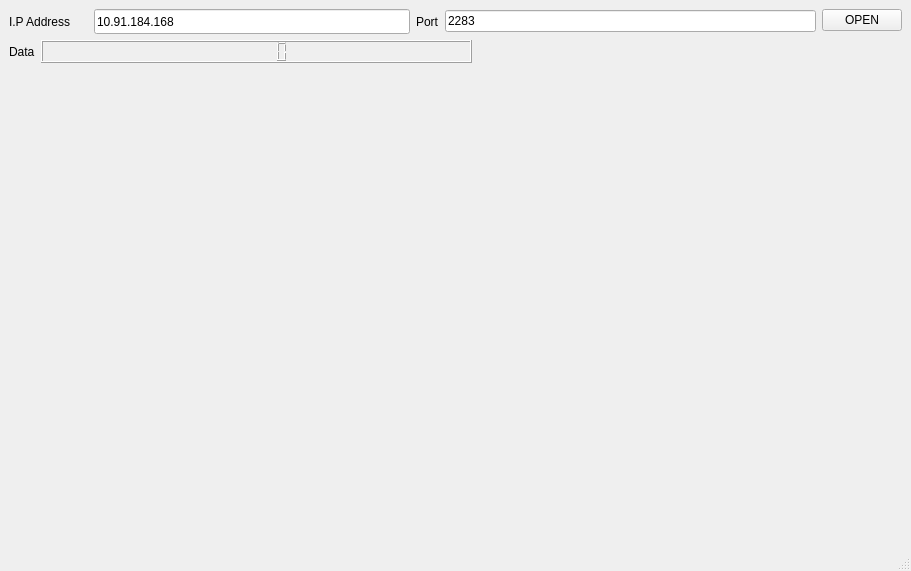
Old version of the form mainwindow.ui in the repository alextran1502/GraphTM4C_QT.
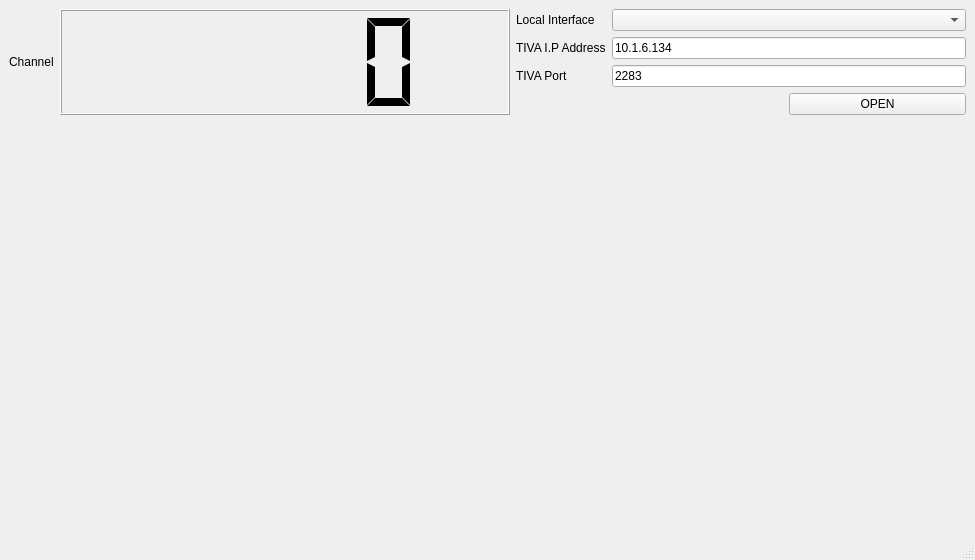
New version of the form.

What changed in the file:
```diff
--- a/mainwindow.ui
+++ b/mainwindow.ui
@@ -6,8 +6,8 @@
    <rect>
     <x>0</x>
     <y>0</y>
-    <width>911</width>
-    <height>571</height>
+    <width>975</width>
+    <height>560</height>
    </rect>
   </property>
   <property name="windowTitle">
@@ -22,89 +22,8 @@
   <widget class="QWidget" name="centralwidget">
    <layout class="QVBoxLayout" name="verticalLayout">
     <item>
-     <layout class="QHBoxLayout" name="horizontalLayout_3">
-      <property name="sizeConstraint">
-       <enum>QLayout::SetDefaultConstraint</enum>
-      </property>
-      <item>
-       <layout class="QHBoxLayout" name="horizontalLayout">
-        <item>
-         <widget class="QLabel" name="ip_label">
-          <property name="text">
-           <string>I.P Address</string>
-          </property>
-         </widget>
-        </item>
-        <item>
-         <widget class="QLineEdit" name="ip_address_input">
-          <property name="minimumSize">
-           <size>
-            <width>316</width>
-            <height>25</height>
-           </size>
-          </property>
-          <property name="maximumSize">
-           <size>
-            <width>316</width>
-            <height>16777215</height>
-           </size>
-          </property>
-          <property name="text">
-           <string>10.91.184.168</string>
-          </property>
-         </widget>
-        </item>
-       </layout>
-      </item>
-      <item>
-       <layout class="QHBoxLayout" name="horizontalLayout_2">
-        <item>
-         <widget class="QLabel" name="port_label">
-          <property name="text">
-           <string>Port</string>
-          </property>
-         </widget>
-        </item>
-        <item>
-         <widget class="QLineEdit" name="port_input">
-          <property name="text">
-           <string>2283</string>
-          </property>
-         </widget>
-        </item>
-       </layout>
-      </item>
-      <item alignment="Qt::AlignTop">
-       <widget class="QPushButton" name="open_udp_btn">
-        <property name="sizePolicy">
-         <sizepolicy hsizetype="Minimum" vsizetype="Maximum">
-          <horstretch>0</horstretch>
-          <verstretch>0</verstretch>
-         </sizepolicy>
-        </property>
-        <property name="text">
-         <string>OPEN</string>
-        </property>
-       </widget>
-      </item>
-     </layout>
-    </item>
-    <item>
-     <layout class="QHBoxLayout" name="horizontalLayout_4">
-      <item>
-       <widget class="QLabel" name="label">
-        <property name="sizePolicy">
-         <sizepolicy hsizetype="Minimum" vsizetype="Preferred">
-          <horstretch>0</horstretch>
-          <verstretch>0</verstretch>
-         </sizepolicy>
-        </property>
-        <property name="text">
-         <string>Data</string>
-        </property>
-       </widget>
-      </item>
-      <item>
+     <layout class="QGridLayout" name="network_info_grid">
+      <item row="0" column="1">
        <widget class="QLCDNumber" name="lcdNumber">
         <property name="sizePolicy">
          <sizepolicy hsizetype="Expanding" vsizetype="Minimum">
@@ -114,32 +33,129 @@
         </property>
         <property name="font">
          <font>
-          <family>PT Mono</family>
-          <pointsize>16</pointsize>
-          <weight>50</weight>
+          <family>Overpass SemiBold</family>
+          <pointsize>11</pointsize>
+          <weight>7</weight>
+          <italic>false</italic>
           <bold>false</bold>
          </font>
         </property>
+        <property name="styleSheet">
+         <string notr="true">color: rgb(0, 0, 0);</string>
+        </property>
         <property name="smallDecimalPoint">
          <bool>false</bool>
         </property>
         <property name="digitCount">
-         <number>6</number>
+         <number>5</number>
         </property>
+        <property name="segmentStyle">
+         <enum>QLCDNumber::Flat</enum>
+        </property>
        </widget>
       </item>
-      <item>
-       <spacer name="horizontalSpacer">
-        <property name="orientation">
-         <enum>Qt::Horizontal</enum>
+      <item row="0" column="0">
+       <widget class="QLabel" name="label">
+        <property name="sizePolicy">
+         <sizepolicy hsizetype="Minimum" vsizetype="Preferred">
+          <horstretch>0</horstretch>
+          <verstretch>0</verstretch>
+         </sizepolicy>
         </property>
-        <property name="sizeHint" stdset="0">
-         <size>
-          <width>40</width>
-          <height>20</height>
-         </size>
+        <property name="text">
+         <string>Channel</string>
         </property>
-       </spacer>
+       </widget>
+      </item>
+      <item row="0" column="2">
+       <layout class="QFormLayout" name="formLayout">
+        <item row="0" column="0">
+         <widget class="QLabel" name="label_2">
+          <property name="text">
+           <string>Local Interface</string>
+          </property>
+         </widget>
+        </item>
+        <item row="0" column="1">
+         <widget class="QComboBox" name="interface_combo_box"/>
+        </item>
+        <item row="1" column="0">
+         <widget class="QLabel" name="label_3">
+          <property name="text">
+           <string>TIVA I.P Address</string>
+          </property>
+         </widget>
+        </item>
+        <item row="1" column="1">
+         <widget class="QLineEdit" name="ip_address_input">
+          <property name="minimumSize">
+           <size>
+            <width>0</width>
+            <height>0</height>
+           </size>
+          </property>
+          <property name="maximumSize">
+           <size>
+            <width>1677215</width>
+            <height>16777215</height>
+           </size>
+          </property>
+          <property name="text">
+           <string>10.1.6.134</string>
+          </property>
+         </widget>
+        </item>
+        <item row="2" column="0">
+         <widget class="QLabel" name="label_4">
+          <property name="text">
+           <string>TIVA Port</string>
+          </property>
+         </widget>
+        </item>
+        <item row="2" column="1">
+         <widget class="QLineEdit" name="port_input">
+          <property name="text">
+           <string>2283</string>
+          </property>
+         </widget>
+        </item>
+        <item row="3" column="1">
+         <layout class="QHBoxLayout" name="horizontalLayout_2">
+          <item>
+           <spacer name="horizontalSpacer">
+            <property name="orientation">
+             <enum>Qt::Horizontal</enum>
+            </property>
+            <property name="sizeHint" stdset="0">
+             <size>
+              <width>40</width>
+              <height>20</height>
+             </size>
+            </property>
+           </spacer>
+          </item>
+          <item>
+           <widget class="QPushButton" name="open_udp_btn">
+            <property name="sizePolicy">
+             <sizepolicy hsizetype="Expanding" vsizetype="Preferred">
+              <horstretch>0</horstretch>
+              <verstretch>0</verstretch>
+             </sizepolicy>
+            </property>
+            <property name="minimumSize">
+             <size>
+              <width>0</width>
+              <height>0</height>
+             </size>
+            </property>
+            <property name="text">
+             <string>OPEN</string>
+            </property>
+           </widget>
+          </item>
+         </layout>
+        </item>
+       </layout>
       </item>
      </layout>
     </item>
```
Left out of the diff: 6 changed lines with no effect on the pictures.
